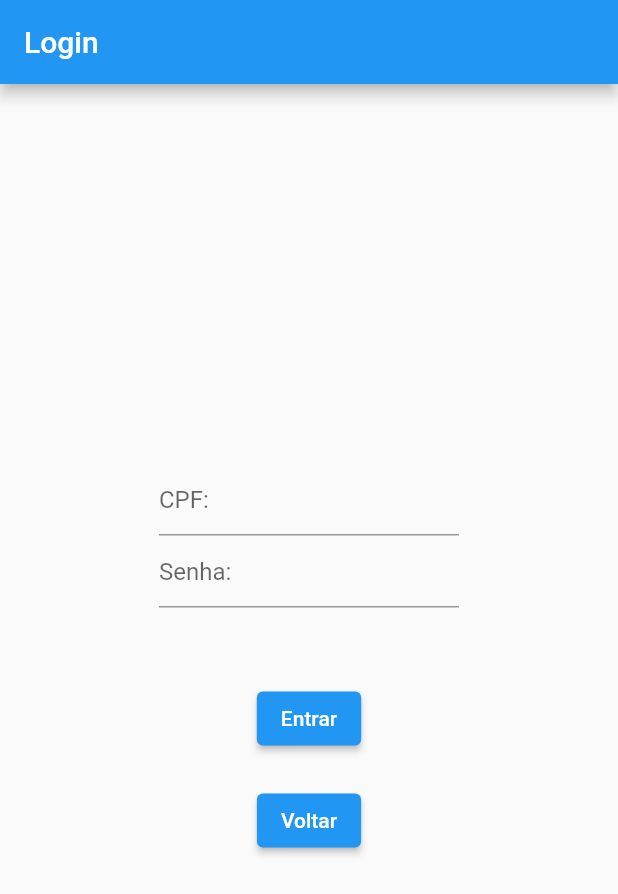
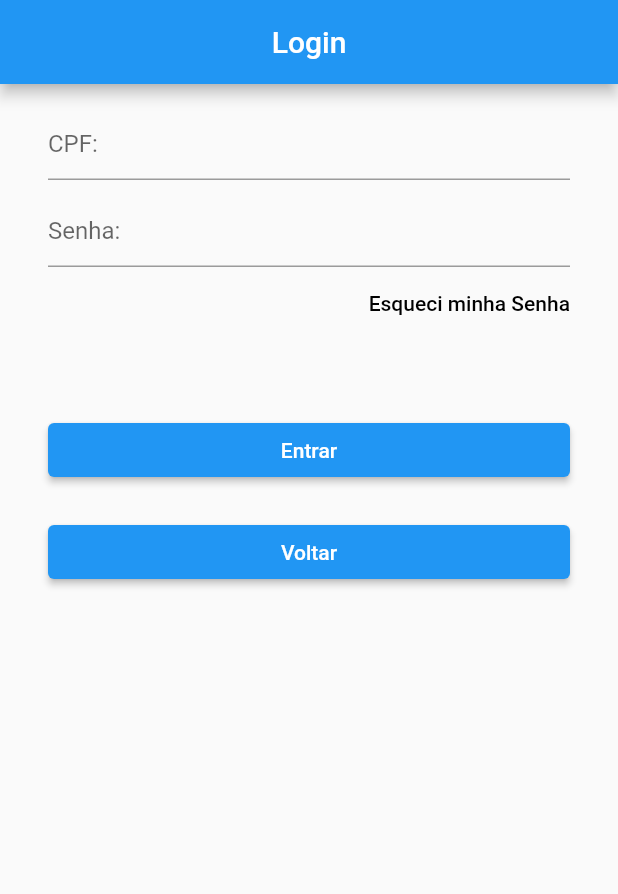
Before and after one commit to LeoKratos/TCC_Sustenguia, a Flutter app: the screen it shows after launch, after a tap on "Login", on a phone screen of 412 x 824 dp. Shown: the top 894 px of the screen. Run offline on Flutter 3.47's test engine with Material 2 defaults, Android fonts, the phone set to English and light mode, and no system bars.

Commit message:
segundo commit

```diff
--- a/lib/main.dart
+++ b/lib/main.dart
@@ -1,15 +1,17 @@
 import 'package:flutter/material.dart';
 import 'package:servicos_mage/telas/TelaInicial.dart';
+import 'package:servicos_mage/telas/TelaLogin.dart';
+
 
 void main() {
-  runApp(const Programa());
+  runApp(Programa());
 }
 
 class Programa extends StatelessWidget {
-  const Programa({Key? key}) : super(key: key);
+  Programa({Key? key}) : super(key: key);
 
   @override
   Widget build(BuildContext context) {
-    return const MaterialApp(home: TelaInicial());
+    return MaterialApp(home: TelaInicial());
   }
 }
--- a/lib/telas/TelaInicial.dart
+++ b/lib/telas/TelaInicial.dart
@@ -15,12 +15,15 @@ class TelaInicial extends StatelessWidget {
         child: Column(
           mainAxisAlignment: MainAxisAlignment.center,
           children: [
+            Image(image: AssetImage('assets/images/mage.png'),
+            height: 300,),
+            SizedBox(height: 30,),
             ElevatedButton(
               style: ElevatedButton.styleFrom(),
               child: const Text('Login'),
               onPressed: () {
                 Navigator.pushReplacement(context,
-                    MaterialPageRoute(builder: (context) => const TelaLogin()));
+                    MaterialPageRoute(builder: (context) => TelaLogin()));
               },
             ),
             const SizedBox(
--- a/lib/telas/TelaLogin.dart
+++ b/lib/telas/TelaLogin.dart
@@ -3,45 +3,58 @@ import 'TelaInicial.dart';
 import 'TelaCategorias.dart';
 
 class TelaLogin extends StatelessWidget {
-  const TelaLogin({Key? key}) : super(key: key);
+  TelaLogin({Key? key}) : super(key: key);
+
+  final _ChaveForm = GlobalKey<FormState>();
 
   @override
   Widget build(BuildContext context) {
     return Scaffold(
       appBar: AppBar(
         title: const Text('Login'),
+        centerTitle: true,
       ),
-      body: Center(
-        child: Column(
-          mainAxisAlignment: MainAxisAlignment.center,
+      body: Form(
+        key: _ChaveForm,
+        child: ListView(
+          padding: EdgeInsets.symmetric(vertical: 16, horizontal: 32),
           children: [
-            SizedBox(
-              width: 200,
-              child: TextFormField(
+            TextFormField(
               decoration: InputDecoration(
                 hintText: 'CPF:',
               ),
+              keyboardType: TextInputType.number,
+              validator: (text){
+                if (text!.isEmpty)
+                  return "CPF Inválido!";
+              },
             ),
-            ),
-            SizedBox(
-              width: 200,
-              child: TextFormField(
+            SizedBox(height: 10,),
+            TextFormField(
               decoration: InputDecoration(
                 hintText: 'Senha:',
               ),
+              obscureText: true,
+              validator: (text){
+                if (text!.isEmpty || text.length < 8)
+                  return "Senha Inválida!";
+              },
+            ),
+            Align(
+              alignment: Alignment.centerRight,
+              child: TextButton(
+                onPressed: (){},
+                child: Text("Esqueci minha Senha",
+                textAlign: TextAlign.right,),
+                style: TextButton.styleFrom(foregroundColor: Colors.black, padding: EdgeInsets.zero),
               ),
             ),
-            SizedBox(
-              height: 50,
-            ),
+            SizedBox(height: 50,),
             ElevatedButton(
               style: ElevatedButton.styleFrom(),
               child: const Text('Entrar'),
               onPressed: () {
-                Navigator.pushReplacement(
-                    context,
-                    MaterialPageRoute(
-                        builder: (context) => const Categorias()));
+                if(_ChaveForm.currentState!.validate()){}
               },
             ),
             SizedBox(height: 20,),
--- a/pubspec.yaml
+++ b/pubspec.yaml
@@ -63,7 +63,8 @@ flutter:
   # assets:
   #   - images/a_dot_burr.jpeg
   #   - images/a_dot_ham.jpeg
-
+  assets:
+    - assets/images/
 
 
   # An image asset can refer to one or more resolution-specific "variants", see
```
Also changed, not shown: assets/images/mage.png (added). Lines whose indentation alone changed are shown as unchanged.
